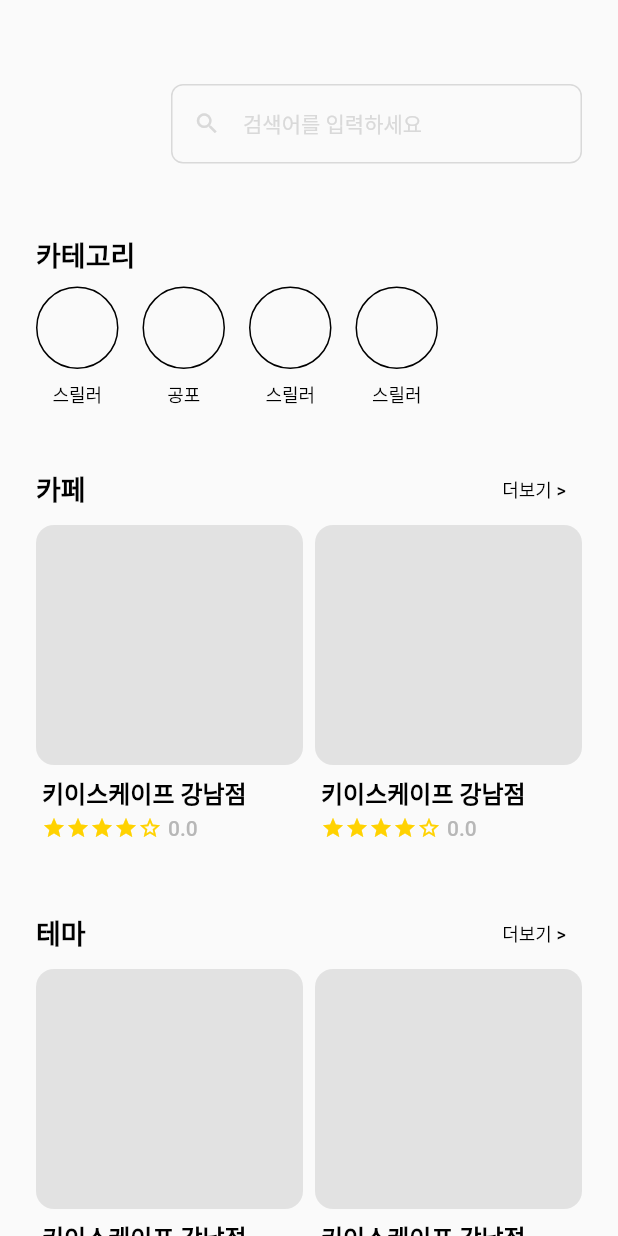
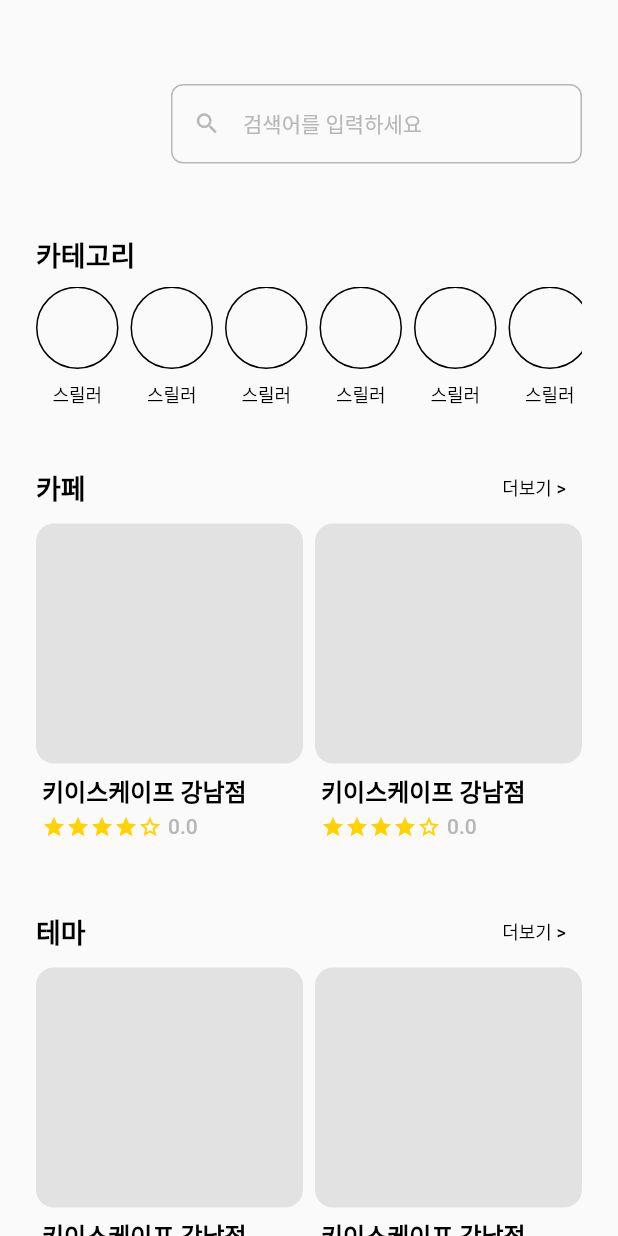
Before and after one commit to pebbla/ask-watson-app, a Flutter app: the screen it shows after launch, on a phone screen of 412 x 824 dp. Run offline on Flutter 3.47's test engine with Material 2 defaults, Android fonts, the phone set to English and light mode, and no system bars; our stand-ins replace dio, logger; missing offline and left inert: flutter_naver_login, kakao_flutter_sdk_user.

Commit message:
chore: 간단한 ui 수정

```diff
--- a/lib/src/presentation/main/main_screen.dart
+++ b/lib/src/presentation/main/main_screen.dart
@@ -26,14 +26,17 @@ class MainView extends StatelessWidget {
   final viewModel;
   final viewModelWatch;
 
-  const MainView(
-      {super.key, required this.viewModel, required this.viewModelWatch});
+  const MainView({
+    super.key,
+    required this.viewModel,
+    required this.viewModelWatch,
+  });
 
   @override
   Widget build(BuildContext context) {
     return Scaffold(
       body: GestureDetector(
-        onTap: (){
+        onTap: () {
           FocusScope.of(context).unfocus();
         },
         child: SafeArea(
@@ -55,7 +58,6 @@ class MainView extends StatelessWidget {
     );
   }
 
-
   // 검색창
   Widget _buildSearchBar(BuildContext context) {
     return Row(
@@ -65,8 +67,9 @@ class MainView extends StatelessWidget {
           width: 90,
           height: 120,
           child: Container(
-            //TODO : 사진 넣기
-          ),),
+              //TODO : 사진 넣기
+              ),
+        ),
         Flexible(
           child: Container(
             height: 56,
@@ -74,31 +77,30 @@ class MainView extends StatelessWidget {
               onChanged: (text) => viewModelWatch.onChanged(),
               controller: viewModel.controller,
               focusNode: viewModel.focusNode,
-              cursorColor: MyColor.lightGrey,
+              cursorColor: MyColor.grey,
               decoration: InputDecoration(
                   isDense: true,
                   prefixIcon: Icon(
                     Icons.search,
-                    color: MyColor.lightGrey,
+                    color: MyColor.grey,
                   ),
                   hintText: '검색어를 입력하세요',
-                  hintStyle: MyTextStyle.lightGrey14w500,
+                  hintStyle: MyTextStyle.grey14w500,
                   enabledBorder: OutlineInputBorder(
                       borderRadius: BorderRadius.all(Radius.circular(8)),
-                      borderSide:BorderSide(color: MyColor.lightGrey)),
+                      borderSide: BorderSide(color: MyColor.grey)),
                   focusedBorder: OutlineInputBorder(
                       borderRadius: BorderRadius.all(Radius.circular(8)),
-                      borderSide:BorderSide(color: MyColor.lightGrey)),
+                      borderSide: BorderSide(color: MyColor.grey)),
                   border: OutlineInputBorder(
                       borderRadius: BorderRadius.all(Radius.circular(8)),
-                      borderSide:BorderSide(color: MyColor.lightGrey))),
+                      borderSide: BorderSide(color: MyColor.grey))),
             ),
           ),
         ),
       ],
     );
   }
-
 
   // 카테고리 리스트
   Widget _buildCategoryList(BuildContext context) {
@@ -109,16 +111,18 @@ class MainView extends StatelessWidget {
         children: [
           Text('카테고리', style: MyTextStyle.black18w600),
           Padding(padding: EdgeInsets.all(4)),
-          Row(
-            children: [
-              _categoryItem('', '스릴러'),
-              Padding(padding: EdgeInsets.all(8)),
-              _categoryItem('', '공포'),
-              Padding(padding: EdgeInsets.all(8)),
-              _categoryItem('', '스릴러'),
-              Padding(padding: EdgeInsets.all(8)),
-              _categoryItem('', '스릴러'),
-            ],
+          Container(
+            height: 80,
+            child: ListView.separated(
+              scrollDirection: Axis.horizontal,
+              itemBuilder: (BuildContext context, int index) {
+                return _categoryItem('', '스릴러');
+              },
+              itemCount: 10,
+              separatorBuilder: (BuildContext context, int index) {
+                return SizedBox(width: 8);
+              },
+            ),
           ),
         ],
       ),
@@ -135,19 +139,19 @@ class MainView extends StatelessWidget {
             width: 55,
             height: 55,
             decoration: BoxDecoration(
-              border: Border.all(),
-              borderRadius: BorderRadius.all(Radius.circular(50))
-            ),
+                border: Border.all(),
+                borderRadius: BorderRadius.all(Radius.circular(50))),
             // child: Image.asset('assets/auth/kakao_logo_icon.png'),
           ),
           Padding(padding: EdgeInsets.all(4)),
-          Text(categoryName, style: MyTextStyle.black12w500,)
+          Text(
+            categoryName,
+            style: MyTextStyle.black12w500,
+          )
         ],
       ),
     );
   }
-
-
 
   // 카페 리스트
   Widget _buildCafeList(BuildContext context) {
@@ -209,7 +213,10 @@ class MainView extends StatelessWidget {
               child: Column(
                 crossAxisAlignment: CrossAxisAlignment.start,
                 children: [
-                  Text('${cafe.name ?? '키이스케이프 강남점' }', style: MyTextStyle.black16w600,),
+                  Text(
+                    '${cafe.name ?? '키이스케이프 강남점'}',
+                    style: MyTextStyle.black16w600,
+                  ),
                   // TODO : star widget
                   Padding(padding: EdgeInsets.all(2)),
                   Row(
@@ -218,7 +225,8 @@ class MainView extends StatelessWidget {
                       // star widget,
                       StarWidget(rating: cafe.rating ?? 4.0),
                       Padding(padding: EdgeInsets.all(2)),
-                      Text('${cafe.rating ?? 0.0}', style: MyTextStyle.grey14w500)
+                      Text('${cafe.rating ?? 0.0}',
+                          style: MyTextStyle.grey14w500)
                     ],
                   ),
                 ],
@@ -229,7 +237,6 @@ class MainView extends StatelessWidget {
       ),
     );
   }
-
 
   // 테마 리스트
   Widget _buildThemeList(BuildContext context) {
@@ -253,18 +260,17 @@ class MainView extends StatelessWidget {
               )
             ],
           ),
-          Row(children: [
-            _themeItem(theme),
-            Padding(padding: EdgeInsets.all(4)),
-            _themeItem(theme),
-
-          ],)
+          Row(
+            children: [
+              _themeItem(theme),
+              Padding(padding: EdgeInsets.all(4)),
+              _themeItem(theme),
+            ],
+          )
         ],
       ),
     );
   }
-
-
 
   // 테마 아이템
   Widget _themeItem(m.Theme theme) {
@@ -292,7 +298,10 @@ class MainView extends StatelessWidget {
               child: Column(
                 crossAxisAlignment: CrossAxisAlignment.start,
                 children: [
-                  Text('${theme.name ?? '키이스케이프 강남점' }', style: MyTextStyle.black16w600,),
+                  Text(
+                    '${theme.name ?? '키이스케이프 강남점'}',
+                    style: MyTextStyle.black16w600,
+                  ),
                   // TODO : star widget
                   Padding(padding: EdgeInsets.all(2)),
                   Row(
@@ -301,7 +310,8 @@ class MainView extends StatelessWidget {
                       // star widget,
                       StarWidget(rating: theme.rating ?? 0.0),
                       Padding(padding: EdgeInsets.all(2)),
-                      Text('${theme.rating ?? 0.0}', style: MyTextStyle.grey14w500)
+                      Text('${theme.rating ?? 0.0}',
+                          style: MyTextStyle.grey14w500)
                     ],
                   ),
                 ],
```
